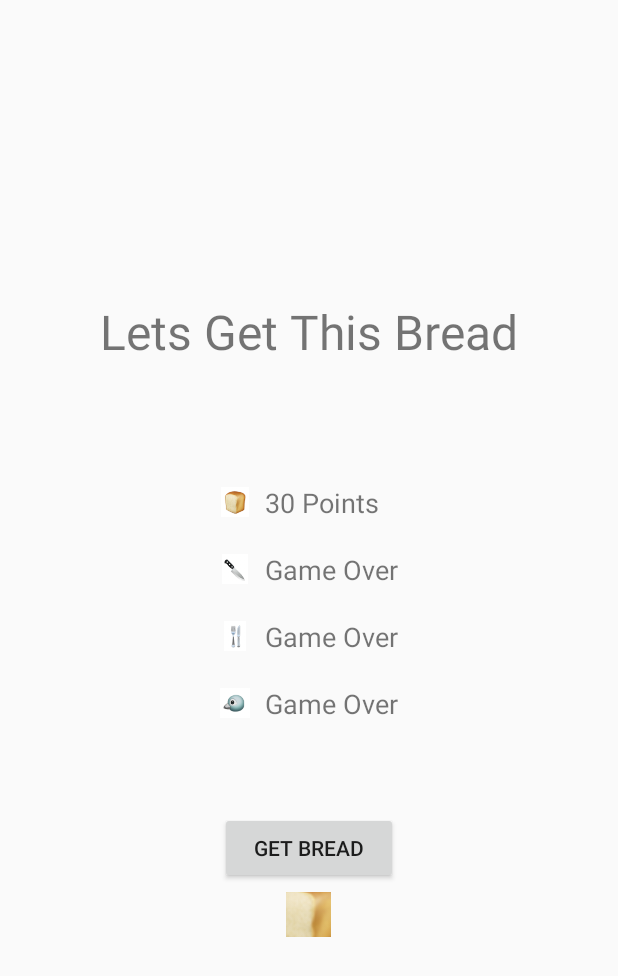
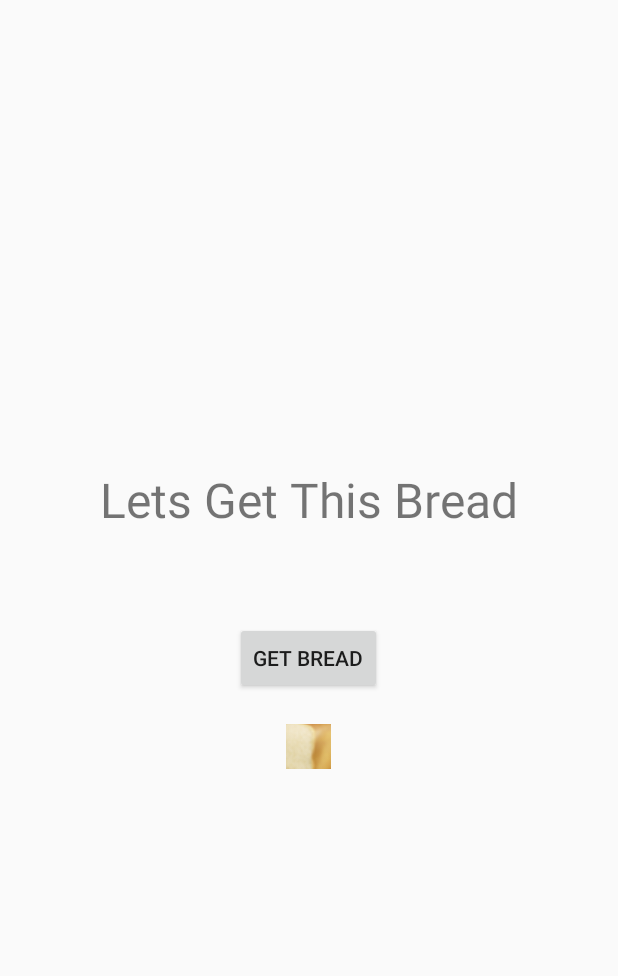
Before and after one commit to thehanriver/Lets-Get-This-Bread, an Android app: the screen it shows after launch (StartScreen), on a phone screen of 412 x 824 dp. Shown: the top 976 px of the screen. Run offline under Robolectric (Android 15) with nearby library versions, the phone set to English and light mode, and no system bars.

Commit message:
Menu change
Remove point display

```diff
--- a/app/src/main/res/layout/activity_start_screen.xml
+++ b/app/src/main/res/layout/activity_start_screen.xml
@@ -17,83 +17,12 @@
         android:text="Lets Get This Bread"
         android:textSize ="32sp"/>
 
-    <TableLayout
-        android:layout_width ="wrap_content"
-        android:layout_height ="wrap_content"
-        android:layout_marginTop ="80dp">
-
-
-        <TableRow
-            android:gravity = "center_vertical">
-
-            <ImageView
-                android:layout_width="20dp"
-                android:layout_height="20dp"
-                android:src="@drawable/bread"/>
-            <TextView
-                android:layout_width="wrap_content"
-                android:layout_height="wrap_content"
-                android:text = "30 Points"
-                android:textSize="18sp"
-                android:paddingLeft="10dp"
-                />
-        </TableRow>
-        <TableRow
-            android:gravity = "center_vertical"
-            android:layout_marginTop = "20dp">
-            <ImageView
-
-                android:layout_width="20dp"
-                android:layout_height="20dp"
-                android:src="@drawable/knife" />
-            <TextView
-
-                android:layout_width="wrap_content"
-                android:layout_height="wrap_content"
-                android:text = "Game Over"
-                android:textSize="18sp"
-                android:paddingLeft="10dp"
-                />
-            </TableRow>
-            <TableRow
-                android:gravity = "center_vertical"
-                android:layout_marginTop = "20dp">
-                <ImageView
-                    android:layout_width="20dp"
-                    android:layout_height="20dp"
-                    android:src="@drawable/cutlery"/>
-                <TextView
-                    android:layout_width="wrap_content"
-                    android:layout_height="wrap_content"
-                    android:text = "Game Over"
-                    android:textSize="18sp"
-                    android:paddingLeft="10dp"
-                    />
-            </TableRow>
-        <TableRow
-            android:gravity = "center_vertical"
-            android:layout_marginTop = "20dp">
-
-            <ImageView
-                android:layout_width="20dp"
-                android:layout_height="20dp"
-                android:src="@drawable/pigeon"/>
-            <TextView
-                android:layout_width="wrap_content"
-                android:layout_height="wrap_content"
-                android:text = "Game Over"
-                android:textSize="18sp"
-                android:paddingLeft="10dp"
-                />
-        </TableRow>
-
     <Button
         android:layout_height="wrap_content"
         android:layout_width="wrap_content"
         android:text="GET BREAD"
         android:layout_marginTop = "60dp"
         android:onClick="startGame" />
-    </TableLayout>
 
     <!--android:onClick="tutorialPushed" -->
     <ImageButton
@@ -101,7 +30,7 @@
         style="@android:style/Widget.DeviceDefault.ImageButton"
         android:layout_width="30dp"
         android:layout_height="30dp"
-        android:layout_marginTop="5dp"
+        android:layout_marginTop="20dp"
         android:layout_gravity="center_horizontal"
         android:src="@drawable/bread" />
 
```
Lines whose indentation alone changed are shown as unchanged.
